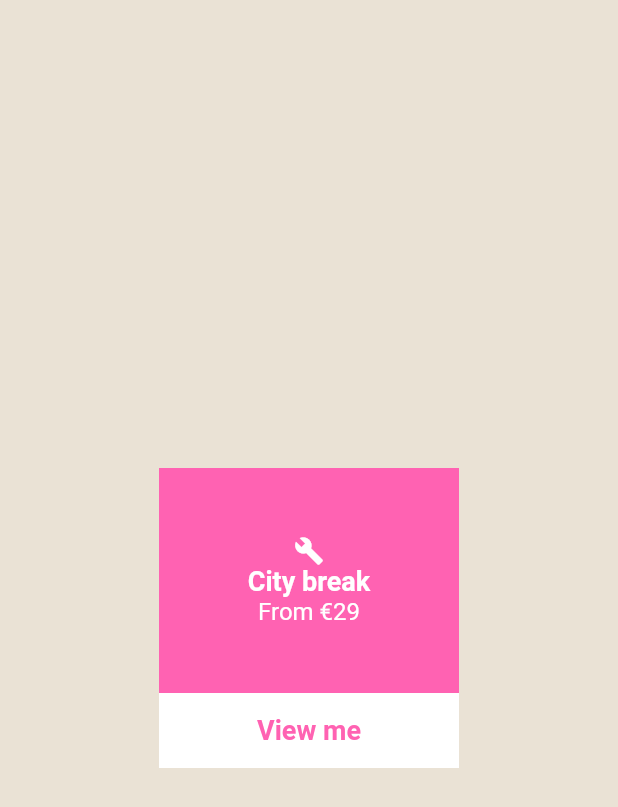
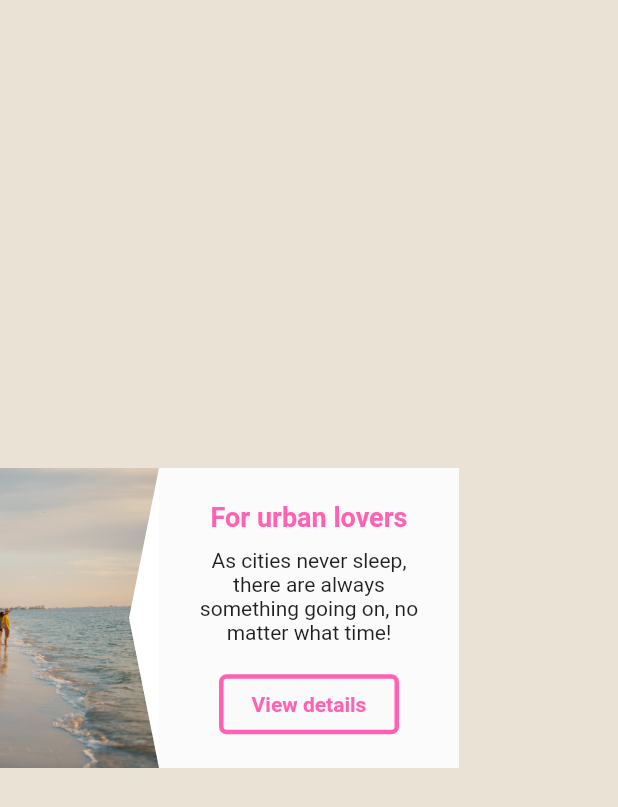
Before and after one commit to mt-tadayon/travel_folding_card, a Flutter app: the screen it shows after launch, after a tap on "City break", on a phone screen of 412 x 824 dp. Shown: the top 807 px of the screen. Run offline on Flutter 3.47's test engine with Material 2 defaults, Android fonts, the phone set to English and light mode, and no system bars.

Commit message:
Tidy up the project, add ClipPath to the image and transform to the cover_screen¨

```diff
--- /dev/null
+++ b/lib/animated_screen.dart
@@ -0,0 +1,61 @@
+import 'dart:math';
+import 'package:flutter/material.dart';
+import 'cover_screen.dart';
+import 'image_screen.dart';
+
+class AnimatedScreen extends StatefulWidget {
+  @override
+  _AnimatedScreenState createState() => _AnimatedScreenState();
+}
+
+class _AnimatedScreenState extends State<AnimatedScreen>
+    with SingleTickerProviderStateMixin {
+  AnimationController _controller;
+  Animation _animation;
+  Widget visibleScreen = Container();
+
+  Widget getScreen() {
+    if (_animation.value < 0.5) {
+      visibleScreen = CoverScreen();
+    } else {
+      visibleScreen = ImageScreen();
+    }
+    return visibleScreen;
+  }
+
+  @override
+  void initState() {
+    _controller = AnimationController(
+      vsync: this,
+      duration: Duration(milliseconds: 500),
+    );
+    _animation = Tween(begin: 0.0, end: 1.0).animate(_controller)
+      ..addListener(() {
+        setState(() {});
+      });
+    super.initState();
+  }
+
+  @override
+  void dispose() {
+    _controller.dispose();
+    super.dispose();
+  }
+
+  @override
+  Widget build(BuildContext context) {
+    return InkWell(
+      onTap: () {
+        if(_controller.status == AnimationStatus.dismissed) {
+          _controller.forward();
+        } else {
+          _controller.reverse();
+        }
+      },
+      child: Transform(
+        transform: Matrix4.rotationY(pi * _animation.value),
+        child: getScreen(),
+      ),
+    );
+  }
+}
--- a/lib/cover_screen.dart
+++ b/lib/cover_screen.dart
@@ -1,55 +1,10 @@
-import 'dart:math';
 
 import 'package:flutter/material.dart';
 
-class CoverScreen extends StatefulWidget {
-  @override
-  _CoverScreenState createState() => _CoverScreenState();
-}
-
-class _CoverScreenState extends State<CoverScreen>
-    with SingleTickerProviderStateMixin {
-  AnimationController _controller;
-  Animation _animation;
-
-  @override
-  void initState() {
-    _controller = AnimationController(
-      vsync: this,
-      duration: Duration(milliseconds: 500),
-    );
-    _animation = Tween(begin: 0.0, end: 1.0).animate(_controller)
-      ..addListener(() {
-        setState(() {});
-      });
-    super.initState();
-  }
-
-  @override
-  void dispose() {
-    _controller.dispose();
-    super.dispose();
-  }
-
+class CoverScreen extends StatelessWidget {
   @override
   Widget build(BuildContext context) {
-    return InkWell(
-      onTap: () {},
-      onHover: (value) {
-        if(value) {
-          _controller.forward();
-          setState(() {
-          });
-        } else {
-          _controller.reverse();
-          setState(() {
-
-          });
-        }
-      },
-      child: Transform(
-        transform: Matrix4.rotationY(pi * _animation.value),
-        child: Column(
+    return Column(
       mainAxisSize: MainAxisSize.min,
       mainAxisAlignment: MainAxisAlignment.center,
       crossAxisAlignment: CrossAxisAlignment.center,
@@ -98,19 +53,6 @@ class _CoverScreenState extends State<CoverScreen>
           ),
         )
       ],
-        ),
-      ),
     );
-    /*Align(
-                alignment: Alignment(0, 0.1),
-                child: Transform.rotate(
-                  angle: math.pi / 4,
-                  child: Container(
-                    height: 40.0,
-                    width: 40.0,
-                    color: Color(0xffff62b2),
-                  ),
-                ),
-              ),*/
   }
 }
--- a/lib/image_screen.dart
+++ b/lib/image_screen.dart
@@ -0,0 +1,43 @@
+import 'package:flutter/material.dart';
+
+class ImageScreen extends StatelessWidget {
+  @override
+  Widget build(BuildContext context) {
+    return Container(
+      height: 200,
+      width: 200,
+      color: const Color(0xFFFFFFFF),
+      child: ClipPath(
+        clipper: RightCornerClipper(),
+        child: Container(
+          height: 200,
+          width: 200,
+          decoration: BoxDecoration(
+            image: DecorationImage(
+              image: AssetImage('assets/image.jpg'),
+              fit: BoxFit.cover
+            ),
+          ),
+        ),
+      ),
+    );
+  }
+}
+
+class RightCornerClipper extends CustomClipper<Path> {
+  @override
+  Path getClip(Size size) {
+    var path = Path();
+    path.lineTo(size.width, 0.0);
+    path.lineTo(size.width, size.height);
+    path.lineTo(0.0, size.height);
+    path.lineTo(20, size.height / 2 );
+    path.close();
+    return path;
+  }
+
+  @override
+  bool shouldReclip(CustomClipper<Path> oldClipper) {
+    return false;
+  }
+}
--- a/lib/inside_screen.dart
+++ b/lib/inside_screen.dart
@@ -1,5 +1,6 @@
 import 'package:flutter/material.dart';
-import 'package:flutterchallenge02/widgets/animated_button.dart';
+
+import 'widgets/animated_button.dart';
 
 class InsideScreen extends StatelessWidget {
   @override
--- a/lib/main.dart
+++ b/lib/main.dart
@@ -1,5 +1,5 @@
 import 'package:flutter/material.dart';
-import 'package:flutterchallenge02/cover_screen.dart';
+import 'package:flutterchallenge02/animated_screen.dart';
 import 'package:flutterchallenge02/inside_screen.dart';
 
 void main() => runApp(MyApp());
@@ -27,7 +27,7 @@ class MyHomePage extends StatelessWidget {
           alignment: Alignment.center,
           children: <Widget>[
             InsideScreen(),
-            CoverScreen()
+            AnimatedScreen()
           ],
         ),
       ),
```
Also changed, not shown: pubspec.yaml (+2 -35 lines), assets/image.jpg (added), 1 other file. Lines whose indentation alone changed are shown as unchanged.
